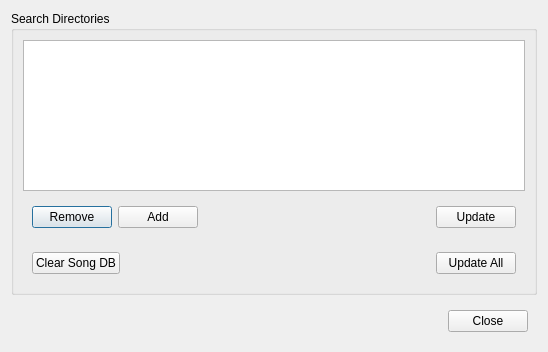
Qt form OpenKJ/dlgdatabase.ui (OpenKJ/OpenKJ) before a commit.
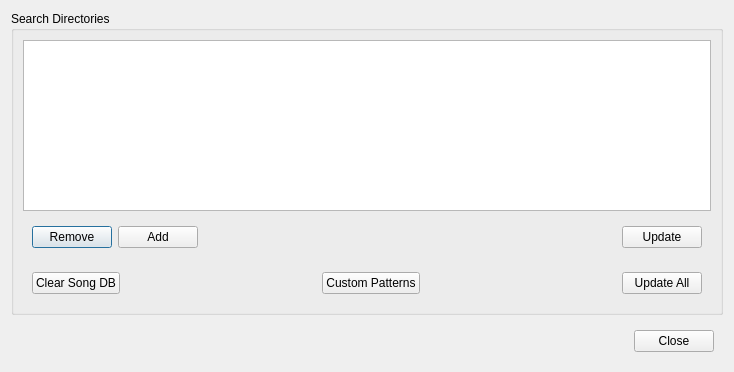
The same form after that commit.

Commit message: Custom regex based file naming patterns now working

Patch:
```diff
--- a/OpenKJ/dlgdatabase.ui
+++ b/OpenKJ/dlgdatabase.ui
@@ -6,8 +6,8 @@
    <rect>
     <x>0</x>
     <y>0</y>
-    <width>548</width>
-    <height>352</height>
+    <width>734</width>
+    <height>372</height>
    </rect>
   </property>
   <property name="windowTitle">
@@ -116,6 +116,26 @@
              </property>
             </spacer>
            </item>
+           <item>
+            <widget class="QPushButton" name="btnCustomPatterns">
+             <property name="text">
+              <string>Custom Patterns</string>
+             </property>
+            </widget>
+           </item>
+           <item>
+            <spacer name="horizontalSpacer_3">
+             <property name="orientation">
+              <enum>Qt::Horizontal</enum>
+             </property>
+             <property name="sizeHint" stdset="0">
+              <size>
+               <width>40</width>
+               <height>20</height>
+              </size>
+             </property>
+            </spacer>
+           </item>
            <item>
             <widget class="QPushButton" name="buttonUpdateAll">
              <property name="text">
```
The commit also changes 8 other files.
